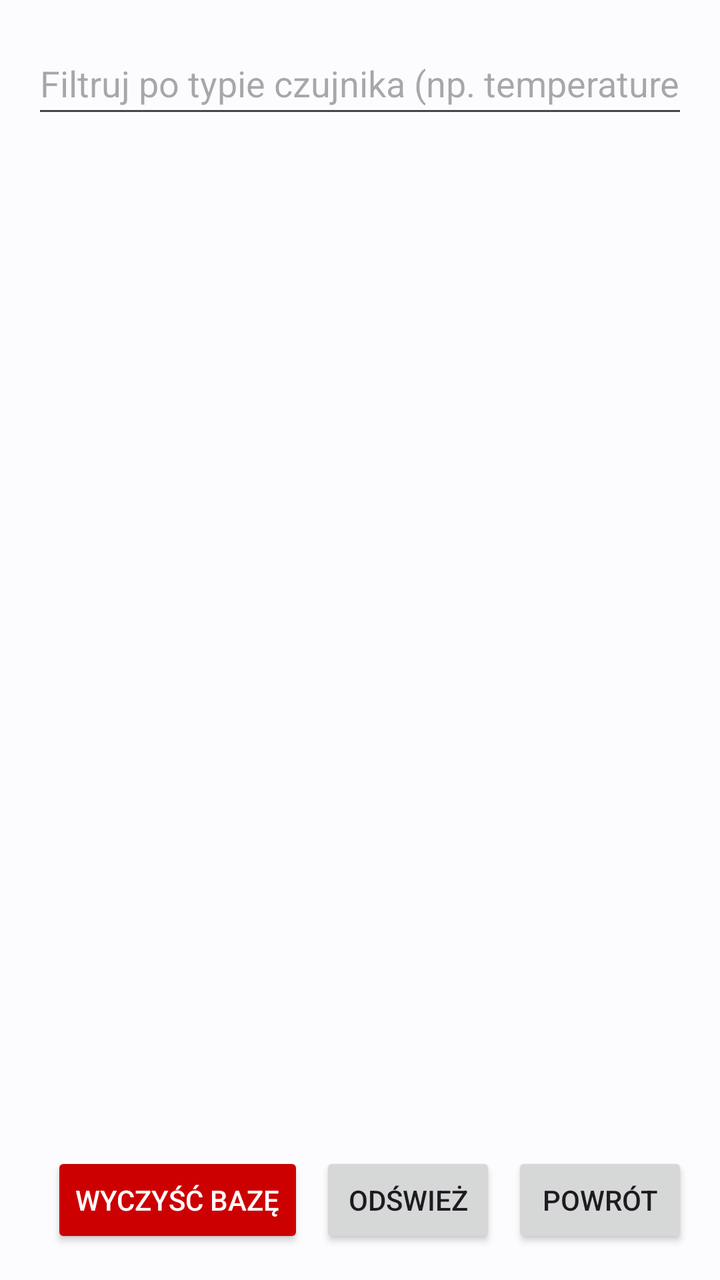
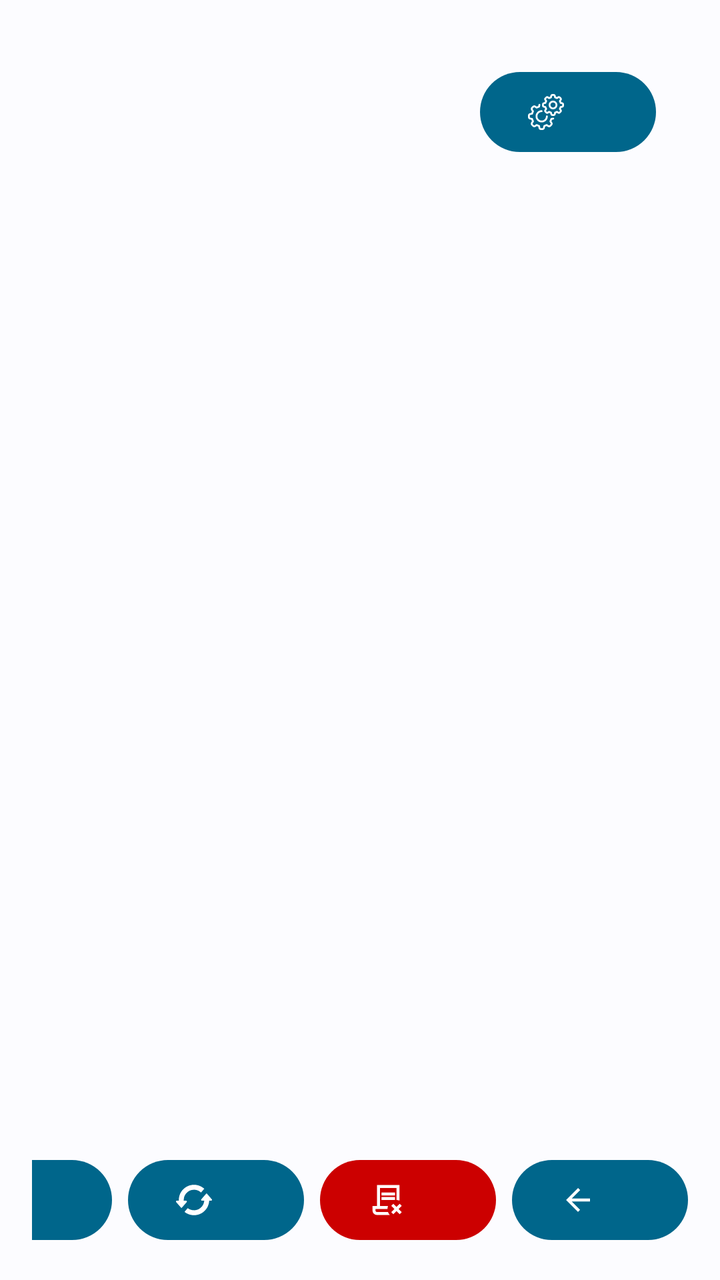

Screens rendered from an Android XML layout before and after an edit, with the pre-edit source and the edit as a unified diff.
<!-- AndroidManifest.xml: application theme Theme.Bazunia -->
<!-- res/layout/activity_data.xml -->
<?xml version="1.0" encoding="utf-8"?>
<LinearLayout
    xmlns:android="http://schemas.android.com/apk/res/android"
    android:layout_width="match_parent"
    android:layout_height="match_parent"
    android:orientation="vertical"
    android:padding="16dp"> <EditText
    android:id="@+id/editTextFilter"
    android:layout_width="match_parent"
    android:layout_height="wrap_content"
    android:hint="Filtruj po typie czujnika (np. temperature)"
    android:minHeight="48dp"
    android:importantForAutofill="no"
    android:inputType="text" />

    <ExpandableListView
        android:id="@+id/expandableListView"
        android:layout_width="match_parent"
        android:layout_height="0dp"
        android:layout_weight="1"
        android:divider="@android:color/darker_gray"
        android:dividerHeight="1dp"
        android:layout_marginTop="10dp"
        android:groupIndicator="@null" />

    <LinearLayout
        android:layout_width="match_parent"
        android:layout_height="wrap_content"
        android:orientation="horizontal"
        android:layout_marginTop="16dp"
        android:gravity="end">

        <Button
            android:id="@+id/btnClearRefresh"
            android:layout_width="wrap_content"
            android:layout_height="wrap_content"
            android:text="Wyczyść Bazę"
            android:backgroundTint="@android:color/holo_red_dark"
            android:textColor="@android:color/white"
            android:layout_marginEnd="8dp"/>

        <Button
            android:id="@+id/btnRefresh"
            android:layout_width="wrap_content"
            android:layout_height="wrap_content"
            android:text="Odśwież"
            android:layout_marginEnd="8dp"/>

        <Button
            android:id="@+id/btnBack"
            android:layout_width="wrap_content"
            android:layout_height="wrap_content"
            android:text="Powrót" />
    </LinearLayout>

</LinearLayout>
<!-- resources referenced by this layout -->
<resources>
  <color name="colorPrimary">#00668B</color>
  <color name="colorOnPrimary">#FFFFFF</color>
  <color name="colorPrimaryContainer">#CDE5FF</color>
  <color name="colorOnPrimaryContainer">#001E2D</color>
  <color name="colorSecondary">#4F616E</color>
  <color name="colorOnSecondary">#FFFFFF</color>
  <color name="colorBackground">#FCFCFF</color>
  <color name="colorOnBackground">#191C1E</color>
  <color name="colorSurface">#FCFCFF</color>
  <color name="colorOnSurface">#191C1E</color>
  <color name="colorSurfaceVariant">#DDE3EA</color>
  <color name="colorOnSurfaceVariant">#41484D</color>
  <!-- unchanged entries left out for length: 2 -->
</resources>

<!-- the commit's change to res/layout/activity_data.xml (unified diff, before → after) -->
@@ -1,56 +1,91 @@
 <?xml version="1.0" encoding="utf-8"?>
-<LinearLayout
+<androidx.constraintlayout.widget.ConstraintLayout
     xmlns:android="http://schemas.android.com/apk/res/android"
+    xmlns:app="http://schemas.android.com/apk/res-auto"
+    xmlns:tools="http://schemas.android.com/tools"
     android:layout_width="match_parent"
     android:layout_height="match_parent"
-    android:orientation="vertical"
-    android:padding="16dp"> <EditText
-    android:id="@+id/editTextFilter"
-    android:layout_width="match_parent"
-    android:layout_height="wrap_content"
-    android:hint="Filtruj po typie czujnika (np. temperature)"
-    android:minHeight="48dp"
-    android:importantForAutofill="no"
-    android:inputType="text" />
+    android:fitsSystemWindows="true"
+    android:padding="16dp"
+    tools:context=".DataActivity">
+
+    <com.google.android.material.button.MaterialButton
+        android:id="@+id/btnSettings"
+        style="?attr/myIconButtonTextStyle"
+        android:layout_width="wrap_content"
+        android:layout_height="wrap_content"
+        app:icon="@drawable/ic_settings"
+        android:contentDescription="Ustawienia"
+        app:layout_constraintTop_toTopOf="parent"
+        app:layout_constraintEnd_toEndOf="parent"
+        android:layout_margin="16dp"
+        app:tint="?attr/colorOnSurface"
+        android:elevation="4dp" />
+
+    <LinearLayout
+        android:id="@+id/bottomButtonContainer"
+        android:layout_width="0dp"
+        android:layout_height="wrap_content"
+        android:orientation="horizontal"
+        android:gravity="end"
+        android:paddingTop="8dp"
+        app:layout_constraintBottom_toBottomOf="parent"
+        app:layout_constraintStart_toStartOf="parent"
+        app:layout_constraintEnd_toEndOf="parent">
+
+        <com.google.android.material.button.MaterialButton
+            android:id="@+id/btnFilter"
+            android:layout_width="wrap_content"
+            android:layout_height="wrap_content"
+            app:icon="@drawable/ic_filter"
+            android:contentDescription="Filtruj"
+            style="?attr/myIconButtonOutlinedStyle" android:layout_marginEnd="8dp"/>
+
+        <com.google.android.material.button.MaterialButton
+            android:id="@+id/btnRefresh"
+            android:layout_width="wrap_content"
+            android:layout_height="wrap_content"
+            app:icon="@drawable/ic_refresh"
+            android:contentDescription="Odśwież"
+            style="?attr/myIconButtonOutlinedStyle" android:layout_marginEnd="8dp"/>
+
+        <com.google.android.material.button.MaterialButton
+            android:id="@+id/btnClearRefresh"
+            android:layout_width="wrap_content"
+            android:layout_height="wrap_content"
+            app:icon="@drawable/ic_delete"
+            app:iconTint="@android:color/white"
+            app:backgroundTint="@android:color/holo_red_dark"
+            android:contentDescription="Wyczyść bazę"
+            style="?attr/myIconButtonStyle" android:layout_marginEnd="8dp"/>
+
+        <Space
+            android:layout_width="0dp"
+            android:layout_height="wrap_content"
+            android:layout_weight="1" />
+
+        <com.google.android.material.button.MaterialButton
+            android:id="@+id/btnBack"
+            android:layout_width="wrap_content"
+            android:layout_height="wrap_content"
+            app:icon="@drawable/ic_arrow_back"
+            android:contentDescription="Powrót"
+            style="?attr/myIconButtonOutlinedStyle" />
+
+    </LinearLayout>
 
     <ExpandableListView
         android:id="@+id/expandableListView"
-        android:layout_width="match_parent"
+        android:layout_width="0dp"
         android:layout_height="0dp"
-        android:layout_weight="1"
         android:divider="@android:color/darker_gray"
         android:dividerHeight="1dp"
-        android:layout_marginTop="10dp"
-        android:groupIndicator="@null" />
+        android:groupIndicator="@null"
+        android:layout_marginTop="64dp"
+        android:layout_marginBottom="10dp"
+        app:layout_constraintTop_toTopOf="parent"
+        app:layout_constraintBottom_toTopOf="@id/bottomButtonContainer"
+        app:layout_constraintStart_toStartOf="parent"
+        app:layout_constraintEnd_toEndOf="parent" />
 
-    <LinearLayout
-        android:layout_width="match_parent"
-        android:layout_height="wrap_content"
-        android:orientation="horizontal"
-        android:layout_marginTop="16dp"
-        android:gravity="end">
-
-        <Button
-            android:id="@+id/btnClearRefresh"
-            android:layout_width="wrap_content"
-            android:layout_height="wrap_content"
-            android:text="Wyczyść Bazę"
-            android:backgroundTint="@android:color/holo_red_dark"
-            android:textColor="@android:color/white"
-            android:layout_marginEnd="8dp"/>
-
-        <Button
-            android:id="@+id/btnRefresh"
-            android:layout_width="wrap_content"
-            android:layout_height="wrap_content"
-            android:text="Odśwież"
-            android:layout_marginEnd="8dp"/>
-
-        <Button
-            android:id="@+id/btnBack"
-            android:layout_width="wrap_content"
-            android:layout_height="wrap_content"
-            android:text="Powrót" />
-    </LinearLayout>
-
-</LinearLayout>
+</androidx.constraintlayout.widget.ConstraintLayout>
<!-- resource entries referenced after the edit -->
@@ -1,5 +1,32 @@
 <!-- resources referenced by this layout -->
 <resources>
+  <!-- drawable ic_arrow_back (drawable) -->
+  <vector xmlns:android="http://schemas.android.com/apk/res/android" android:autoMirrored="true" android:height="24dp" android:tint="#000000" android:viewportHeight="24" android:viewportWidth="24" android:width="24dp">
+        
+      <path android:fillColor="@android:color/white" android:pathData="M20,11H7.83l5.59,-5.59L12,4l-8,8 8,8 1.41,-1.41L7.83,13H20v-2z"/>
+      
+  </vector>
+  <!-- drawable ic_delete (drawable) -->
+  <vector xmlns:android="http://schemas.android.com/apk/res/android" android:height="24dp" android:tint="#000000" android:viewportHeight="960" android:viewportWidth="960" android:width="24dp">
+        
+      <path android:fillColor="@android:color/white" android:pathData="M760,777L675,861L619,805L703,720L619,635L675,579L760,663L845,579L901,635L817,720L901,805L845,861L760,777ZM240,880Q190,880 155,845Q120,810 120,760L120,640L240,640L240,80L840,80L840,495Q821,488 801,484.5Q781,481 760,481L760,160L320,160L320,640L534,640Q527,659 523.5,679Q520,699 520,720L200,720L200,760Q200,777 211.5,788.5Q223,800 240,800L534,800Q542,823 554,843Q566,863 582,880L240,880ZM360,360L360,280L720,280L720,360L360,360ZM360,480L360,400L720,400L720,480L360,480ZM534,800L240,800Q223,800 211.5,800Q200,800 200,800L200,800L520,800Q520,800 520.5,800Q521,800 523,800Q525,800 527.5,800Q530,800 534,800Z"/>
+      
+  </vector>
+  <!-- drawable ic_filter (drawable) -->
+  <vector xmlns:android="http://schemas.android.com/apk/res/android" android:height="24dp" android:tint="#000000" android:viewportHeight="24" android:viewportWidth="24" android:width="24dp">
+        
+      <path android:fillColor="@android:color/white" android:pathData="M10,18h4v-2h-4v2zM3,6v2h18L21,6L3,6zM6,13h12v-2L6,11v2z"/>
+      
+  </vector>
+  <!-- drawable ic_refresh (drawable) -->
+  <vector xmlns:android="http://schemas.android.com/apk/res/android" android:height="24dp" android:viewportHeight="512" android:viewportWidth="512" android:width="24dp">
+        
+      <path android:fillColor="#000000" android:pathData="M226.5,41.7c-63.2,8.5 -120.7,46.1 -155,101.4 -20.1,32.4 -31.5,72.2 -31.5,110l0,12.9 -16,-0 -16,-0 -3.6,3.3c-4.6,4.2 -5.6,10.5 -2.6,15.2 3.2,4.8 75,86.7 75.9,86.5 1.1,-0.2 73,-82.6 75.5,-86.5 3,-4.7 2,-11.1 -2.6,-15.2l-3.6,-3.3 -18.6,-0 -18.7,-0 0.6,-15.8c1.4,-38.2 15.4,-70.1 42.6,-97.2 27.7,-27.6 59.4,-41.4 98.1,-42.7 14,-0.4 18.4,-0.2 28.8,1.6 26.1,4.4 48.4,14.5 68.6,31l8,6.5 3.4,-4c1.8,-2.1 12.1,-14.1 22.8,-26.6l19.4,-22.8 -7.3,-6c-17.5,-14.7 -45.3,-30.7 -65.8,-37.8 -12.7,-4.5 -31.8,-9 -45.2,-10.7 -14.7,-1.9 -42.4,-1.8 -57.2,0.2z" android:strokeColor="#00000000"/>
+        
+      <path android:fillColor="#000000" android:pathData="M397,203c-20.6,23.7 -38.1,44.2 -38.8,45.7 -2.3,4.3 -0.9,10.2 3.2,14l3.6,3.3 18.5,-0 18.6,-0 -0.6,4.7c-4.9,36.8 -17.8,63.7 -42.5,88.4 -22.6,22.6 -47.9,35.6 -79.5,41.1 -10,1.7 -14.6,1.9 -28,1.5 -29.4,-1 -53.1,-8.6 -76.4,-24.2 -8.1,-5.4 -8.5,-5.6 -10.2,-3.8 -1,1 -11.2,12.8 -22.8,26.3 -19.4,22.8 -20.8,24.6 -19.3,26.3 2.6,2.9 23.2,16.3 33.2,21.6 59.9,31.5 134.4,32.3 195.5,2.1 23.1,-11.4 41,-24.5 59.5,-43.7 27.5,-28.3 44.9,-59.2 54.4,-96.5 3.1,-12.2 6.6,-33.8 6.6,-40.9l0,-2.9 16,-0 16,-0 3.6,-3.3c4.6,-4.1 5.6,-10.5 2.6,-15.2 -1.4,-2.2 -68.9,-80.1 -75.1,-86.7 -0.4,-0.4 -17.5,18.6 -38.1,42.2z" android:strokeColor="#00000000"/>
+      
+  </vector>
+  <!-- drawable ic_settings: vector/xml drawable (drawable, 7095 chars, omitted) -->
   <color name="colorPrimary">#00668B</color>
   <color name="colorOnPrimary">#FFFFFF</color>
   <color name="colorPrimaryContainer">#CDE5FF</color>
